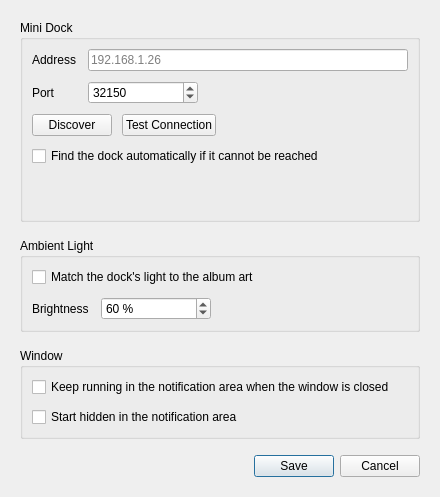
se0siris/vobot-now-playing, file ui/settings_dialog.ui: the form before one commit.
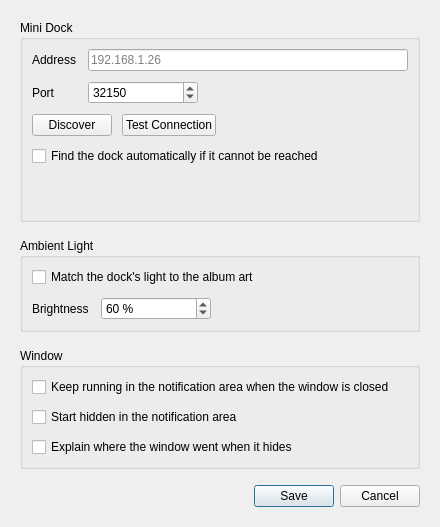
The form after the commit.

Commit message: Added ability to disable notification shown when hiding Windows client window.

What changed in the file:
```diff
--- a/ui/settings_dialog.ui
+++ b/ui/settings_dialog.ui
@@ -7,7 +7,7 @@
     <x>0</x>
     <y>0</y>
     <width>440</width>
-    <height>460</height>
+    <height>490</height>
    </rect>
   </property>
   <property name="windowTitle">
@@ -268,6 +268,19 @@
         </property>
        </widget>
       </item>
+      <item>
+       <widget class="QCheckBox" name="check_tray_hint">
+        <property name="cursor">
+         <cursorShape>PointingHandCursor</cursorShape>
+        </property>
+        <property name="toolTip">
+         <string>Shown once per run, and only until you click the notification to turn it off</string>
+        </property>
+        <property name="text">
+         <string>Explain where the window went when it hides</string>
+        </property>
+       </widget>
+      </item>
      </layout>
     </widget>
    </item>
```
The commit also changes 4 other files.
